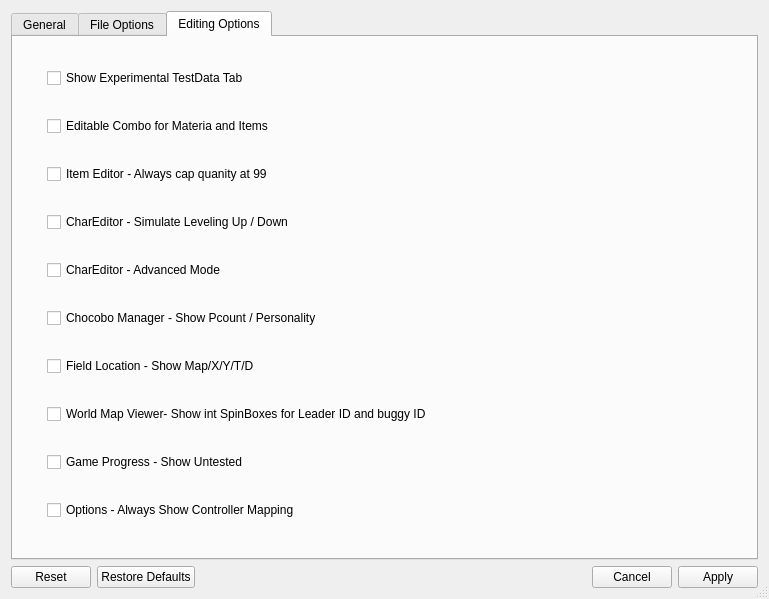
First picture: the form in src/dialogs/options.ui, repository sithlord48/blackchocobo, before the edit.
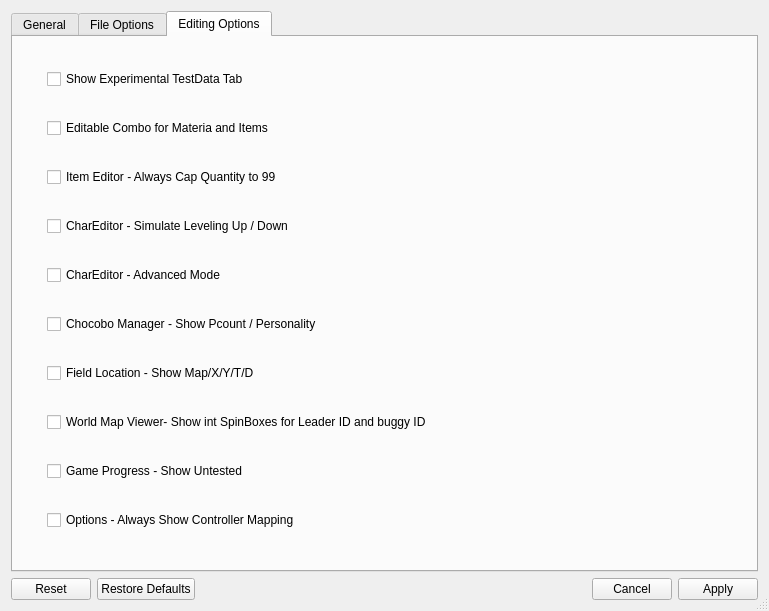
Second picture: the form after the edit. The open tabs and pages were chosen to show the change. Icons and pictures are not drawn.

```diff
--- a/src/dialogs/options.ui
+++ b/src/dialogs/options.ui
@@ -10,7 +10,7 @@
     <x>0</x>
     <y>0</y>
     <width>769</width>
-    <height>599</height>
+    <height>611</height>
    </rect>
   </property>
   <property name="sizePolicy">
@@ -672,7 +672,7 @@
             <string notr="true"/>
            </property>
            <property name="text">
-            <string>Item Editor - Always cap quanity at 99</string>
+            <string>Item Editor - Always Cap Quantity to 99</string>
            </property>
           </widget>
          </item>
```
